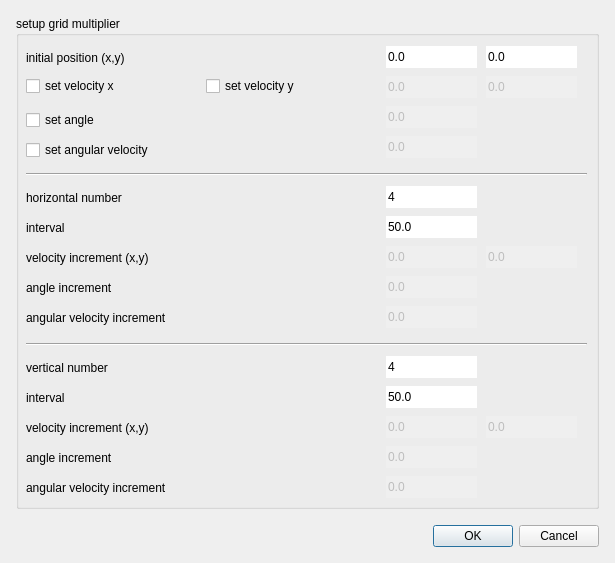
Qt form source/Gui/Dialogs/GridMultiplierDialog.ui (chrxh/alien) before a commit.
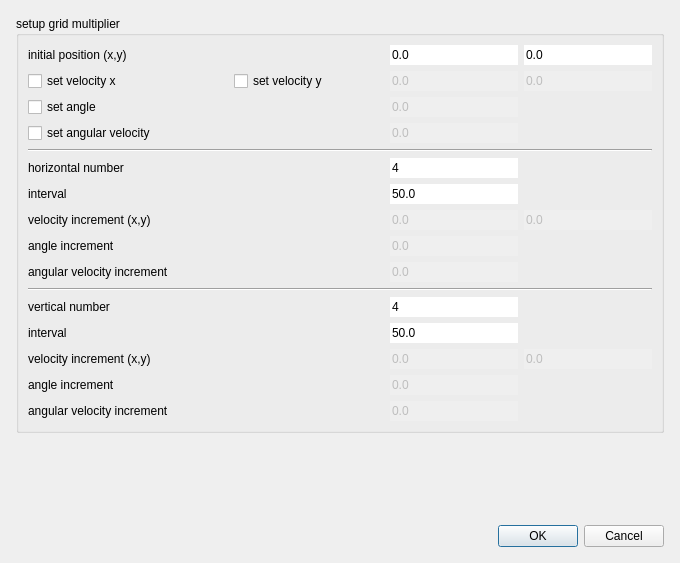
The same form after that commit.

Commit message: including thread information in grid dialog

```diff
--- a/source/Gui/Dialogs/GridMultiplierDialog.ui
+++ b/source/Gui/Dialogs/GridMultiplierDialog.ui
@@ -6,13 +6,13 @@
    <rect>
     <x>0</x>
     <y>0</y>
-    <width>615</width>
+    <width>680</width>
     <height>563</height>
    </rect>
   </property>
   <property name="minimumSize">
    <size>
-    <width>615</width>
+    <width>680</width>
     <height>563</height>
    </size>
   </property>
@@ -35,7 +35,7 @@
    <property name="spacing">
     <number>16</number>
    </property>
-   <item row="2" column="0">
+   <item row="3" column="0">
     <widget class="QDialogButtonBox" name="buttonBox">
      <property name="orientation">
       <enum>Qt::Horizontal</enum>
@@ -50,553 +50,358 @@
      <property name="title">
       <string>setup grid multiplier</string>
      </property>
-     <widget class="QLineEdit" name="horizontalNumberEdit">
-      <property name="geometry">
-       <rect>
-        <x>370</x>
-        <y>170</y>
-        <width>91</width>
-        <height>22</height>
-       </rect>
-      </property>
-      <property name="text">
-       <string>4</string>
-      </property>
-      <property name="frame">
-       <bool>false</bool>
-      </property>
-     </widget>
-     <widget class="QLabel" name="label">
-      <property name="geometry">
-       <rect>
-        <x>10</x>
-        <y>174</y>
-        <width>231</width>
-        <height>16</height>
-       </rect>
-      </property>
-      <property name="text">
-       <string>horizontal number</string>
-      </property>
-     </widget>
-     <widget class="QLabel" name="label_4">
-      <property name="geometry">
-       <rect>
-        <x>10</x>
-        <y>204</y>
-        <width>231</width>
-        <height>16</height>
-       </rect>
-      </property>
-      <property name="text">
-       <string>interval</string>
-      </property>
-     </widget>
-     <widget class="Line" name="line">
-      <property name="geometry">
-       <rect>
-        <x>10</x>
-        <y>150</y>
-        <width>561</width>
-        <height>16</height>
-       </rect>
-      </property>
-      <property name="orientation">
-       <enum>Qt::Horizontal</enum>
-      </property>
-     </widget>
-     <widget class="Line" name="line_2">
-      <property name="geometry">
-       <rect>
-        <x>10</x>
-        <y>320</y>
-        <width>561</width>
-        <height>16</height>
-       </rect>
-      </property>
-      <property name="orientation">
-       <enum>Qt::Horizontal</enum>
-      </property>
-     </widget>
-     <widget class="QLabel" name="label_5">
-      <property name="geometry">
-       <rect>
-        <x>10</x>
-        <y>234</y>
-        <width>231</width>
-        <height>16</height>
-       </rect>
-      </property>
-      <property name="text">
-       <string>velocity increment (x,y)</string>
-      </property>
-     </widget>
-     <widget class="QLabel" name="label_7">
-      <property name="geometry">
-       <rect>
-        <x>10</x>
-        <y>294</y>
-        <width>231</width>
-        <height>16</height>
-       </rect>
-      </property>
-      <property name="text">
-       <string>angular velocity increment</string>
-      </property>
-     </widget>
-     <widget class="QLineEdit" name="horIntervalEdit">
-      <property name="geometry">
-       <rect>
-        <x>370</x>
-        <y>200</y>
-        <width>91</width>
-        <height>22</height>
-       </rect>
-      </property>
-      <property name="text">
-       <string>50.0</string>
-      </property>
-      <property name="frame">
-       <bool>false</bool>
-      </property>
-     </widget>
-     <widget class="QLineEdit" name="horVelXIncEdit">
-      <property name="enabled">
-       <bool>false</bool>
-      </property>
-      <property name="geometry">
-       <rect>
-        <x>370</x>
-        <y>230</y>
-        <width>91</width>
-        <height>22</height>
-       </rect>
-      </property>
-      <property name="text">
-       <string>0.0</string>
-      </property>
-      <property name="frame">
-       <bool>false</bool>
-      </property>
-     </widget>
-     <widget class="QLineEdit" name="horVelYIncEdit">
-      <property name="enabled">
-       <bool>false</bool>
-      </property>
-      <property name="geometry">
-       <rect>
-        <x>470</x>
-        <y>230</y>
-        <width>91</width>
-        <height>22</height>
-       </rect>
-      </property>
-      <property name="text">
-       <string>0.0</string>
-      </property>
-      <property name="frame">
-       <bool>false</bool>
-      </property>
-     </widget>
-     <widget class="QLineEdit" name="horAngVelIncEdit">
-      <property name="enabled">
-       <bool>false</bool>
-      </property>
-      <property name="geometry">
-       <rect>
-        <x>370</x>
-        <y>290</y>
-        <width>91</width>
-        <height>22</height>
-       </rect>
-      </property>
-      <property name="text">
-       <string>0.0</string>
-      </property>
-      <property name="frame">
-       <bool>false</bool>
-      </property>
-     </widget>
-     <widget class="QLabel" name="label_8">
-      <property name="geometry">
-       <rect>
-        <x>10</x>
-        <y>34</y>
-        <width>231</width>
-        <height>16</height>
-       </rect>
-      </property>
-      <property name="text">
-       <string>initial position (x,y)</string>
-      </property>
-     </widget>
-     <widget class="QLineEdit" name="initialPosXEdit">
-      <property name="geometry">
-       <rect>
-        <x>370</x>
-        <y>30</y>
-        <width>91</width>
-        <height>22</height>
-       </rect>
-      </property>
-      <property name="text">
-       <string>0.0</string>
-      </property>
-      <property name="frame">
-       <bool>false</bool>
-      </property>
-     </widget>
-     <widget class="QLineEdit" name="initialPosYEdit">
-      <property name="geometry">
-       <rect>
-        <x>470</x>
-        <y>30</y>
-        <width>91</width>
-        <height>22</height>
-       </rect>
-      </property>
-      <property name="text">
-       <string>0.0</string>
-      </property>
-      <property name="frame">
-       <bool>false</bool>
-      </property>
-     </widget>
-     <widget class="QLabel" name="label_10">
-      <property name="geometry">
-       <rect>
-        <x>10</x>
-        <y>404</y>
-        <width>231</width>
-        <height>16</height>
-       </rect>
-      </property>
-      <property name="text">
-       <string>velocity increment (x,y)</string>
-      </property>
-     </widget>
-     <widget class="QLabel" name="label_11">
-      <property name="geometry">
-       <rect>
-        <x>10</x>
-        <y>464</y>
-        <width>231</width>
-        <height>16</height>
-       </rect>
-      </property>
-      <property name="text">
-       <string>angular velocity increment</string>
-      </property>
-     </widget>
-     <widget class="QLabel" name="label_2">
-      <property name="geometry">
-       <rect>
-        <x>10</x>
-        <y>344</y>
-        <width>231</width>
-        <height>16</height>
-       </rect>
-      </property>
-      <property name="text">
-       <string>vertical number</string>
-      </property>
-     </widget>
-     <widget class="QLineEdit" name="verticalNumberEdit">
-      <property name="geometry">
-       <rect>
-        <x>370</x>
-        <y>340</y>
-        <width>91</width>
-        <height>22</height>
-       </rect>
-      </property>
-      <property name="text">
-       <string>4</string>
-      </property>
-      <property name="frame">
-       <bool>false</bool>
-      </property>
-     </widget>
-     <widget class="QLineEdit" name="verVelXIncEdit">
-      <property name="enabled">
-       <bool>false</bool>
-      </property>
-      <property name="geometry">
-       <rect>
-        <x>370</x>
-        <y>400</y>
-        <width>91</width>
-        <height>22</height>
-       </rect>
-      </property>
-      <property name="text">
-       <string>0.0</string>
-      </property>
-      <property name="frame">
-       <bool>false</bool>
-      </property>
-     </widget>
-     <widget class="QLineEdit" name="verVelYIncEdit">
-      <property name="enabled">
-       <bool>false</bool>
-      </property>
-      <property name="geometry">
-       <rect>
-        <x>470</x>
-        <y>400</y>
-        <width>91</width>
-        <height>22</height>
-       </rect>
-      </property>
-      <property name="text">
-       <string>0.0</string>
-      </property>
-      <property name="frame">
-       <bool>false</bool>
-      </property>
-     </widget>
-     <widget class="QLabel" name="label_13">
-      <property name="geometry">
-       <rect>
-        <x>10</x>
-        <y>374</y>
-        <width>231</width>
-        <height>16</height>
-       </rect>
-      </property>
-      <property name="text">
-       <string>interval</string>
-      </property>
-     </widget>
-     <widget class="QLineEdit" name="verIntervalEdit">
-      <property name="geometry">
-       <rect>
-        <x>370</x>
-        <y>370</y>
-        <width>91</width>
-        <height>22</height>
-       </rect>
-      </property>
-      <property name="text">
-       <string>50.0</string>
-      </property>
-      <property name="frame">
-       <bool>false</bool>
-      </property>
-     </widget>
-     <widget class="QLineEdit" name="verAngVelIncEdit">
-      <property name="enabled">
-       <bool>false</bool>
-      </property>
-      <property name="geometry">
-       <rect>
-        <x>370</x>
-        <y>460</y>
-        <width>91</width>
-        <height>22</height>
-       </rect>
-      </property>
-      <property name="text">
-       <string>0.0</string>
-      </property>
-      <property name="frame">
-       <bool>false</bool>
-      </property>
-     </widget>
-     <widget class="QLineEdit" name="initialVelXEdit">
-      <property name="enabled">
-       <bool>false</bool>
-      </property>
-      <property name="geometry">
-       <rect>
-        <x>370</x>
-        <y>60</y>
-        <width>91</width>
-        <height>22</height>
-       </rect>
-      </property>
-      <property name="text">
-       <string>0.0</string>
-      </property>
-      <property name="frame">
-       <bool>false</bool>
-      </property>
-     </widget>
-     <widget class="QLineEdit" name="initialVelYEdit">
-      <property name="enabled">
-       <bool>false</bool>
-      </property>
-      <property name="geometry">
-       <rect>
-        <x>470</x>
-        <y>60</y>
-        <width>91</width>
-        <height>22</height>
-       </rect>
-      </property>
-      <property name="text">
-       <string>0.0</string>
-      </property>
-      <property name="frame">
-       <bool>false</bool>
-      </property>
-     </widget>
-     <widget class="QLineEdit" name="initialAngVelEdit">
-      <property name="enabled">
-       <bool>false</bool>
-      </property>
-      <property name="geometry">
-       <rect>
-        <x>370</x>
-        <y>120</y>
-        <width>91</width>
-        <height>22</height>
-       </rect>
-      </property>
-      <property name="text">
-       <string>0.0</string>
-      </property>
-      <property name="frame">
-       <bool>false</bool>
-      </property>
-     </widget>
-     <widget class="QCheckBox" name="velXCheckBox">
-      <property name="geometry">
-       <rect>
-        <x>10</x>
-        <y>60</y>
-        <width>161</width>
-        <height>20</height>
-       </rect>
-      </property>
-      <property name="text">
-       <string>set velocity x</string>
-      </property>
-     </widget>
-     <widget class="QCheckBox" name="velYCheckBox">
-      <property name="geometry">
-       <rect>
-        <x>190</x>
-        <y>60</y>
-        <width>151</width>
-        <height>20</height>
-       </rect>
-      </property>
-      <property name="text">
-       <string>set velocity y</string>
-      </property>
-     </widget>
-     <widget class="QCheckBox" name="angVelCheckBox">
-      <property name="geometry">
-       <rect>
-        <x>10</x>
-        <y>124</y>
-        <width>241</width>
-        <height>20</height>
-       </rect>
-      </property>
-      <property name="text">
-       <string>set angular velocity</string>
-      </property>
-     </widget>
-     <widget class="QCheckBox" name="angleCheckBox">
-      <property name="geometry">
-       <rect>
-        <x>10</x>
-        <y>94</y>
-        <width>241</width>
-        <height>20</height>
-       </rect>
-      </property>
-      <property name="text">
-       <string>set angle</string>
-      </property>
-     </widget>
-     <widget class="QLineEdit" name="initialAngleEdit">
-      <property name="enabled">
-       <bool>false</bool>
-      </property>
-      <property name="geometry">
-       <rect>
-        <x>370</x>
-        <y>90</y>
-        <width>91</width>
-        <height>22</height>
-       </rect>
-      </property>
-      <property name="text">
-       <string>0.0</string>
-      </property>
-      <property name="frame">
-       <bool>false</bool>
-      </property>
-     </widget>
-     <widget class="QLabel" name="label_9">
-      <property name="geometry">
-       <rect>
-        <x>10</x>
-        <y>264</y>
-        <width>231</width>
-        <height>16</height>
-       </rect>
-      </property>
-      <property name="text">
-       <string>angle increment</string>
-      </property>
-     </widget>
-     <widget class="QLineEdit" name="horAngleIncEdit">
-      <property name="enabled">
-       <bool>false</bool>
-      </property>
-      <property name="geometry">
-       <rect>
-        <x>370</x>
-        <y>260</y>
-        <width>91</width>
-        <height>22</height>
-       </rect>
-      </property>
-      <property name="text">
-       <string>0.0</string>
-      </property>
-      <property name="frame">
-       <bool>false</bool>
-      </property>
-     </widget>
-     <widget class="QLineEdit" name="verAngleIncEdit">
-      <property name="enabled">
-       <bool>false</bool>
-      </property>
-      <property name="geometry">
-       <rect>
-        <x>370</x>
-        <y>430</y>
-        <width>91</width>
-        <height>22</height>
-       </rect>
-      </property>
-      <property name="text">
-       <string>0.0</string>
-      </property>
-      <property name="frame">
-       <bool>false</bool>
-      </property>
-     </widget>
-     <widget class="QLabel" name="label_12">
-      <property name="geometry">
-       <rect>
-        <x>10</x>
-        <y>434</y>
-        <width>231</width>
-        <height>16</height>
-       </rect>
-      </property>
-      <property name="text">
-       <string>angle increment</string>
-      </property>
-     </widget>
+     <layout class="QGridLayout" name="gridLayout_2" columnminimumwidth="200,150,0,0">
+      <item row="0" column="0" colspan="2">
+       <widget class="QLabel" name="label_8">
+        <property name="text">
+         <string>initial position (x,y)</string>
+        </property>
+       </widget>
+      </item>
+      <item row="0" column="2">
+       <widget class="QLineEdit" name="initialPosXEdit">
+        <property name="text">
+         <string>0.0</string>
+        </property>
+        <property name="frame">
+         <bool>false</bool>
+        </property>
+       </widget>
+      </item>
+      <item row="0" column="3">
+       <widget class="QLineEdit" name="initialPosYEdit">
+        <property name="text">
+         <string>0.0</string>
+        </property>
+        <property name="frame">
+         <bool>false</bool>
+        </property>
+       </widget>
+      </item>
+      <item row="1" column="0">
+       <widget class="QCheckBox" name="velXCheckBox">
+        <property name="text">
+         <string>set velocity x</string>
+        </property>
+       </widget>
+      </item>
+      <item row="1" column="1">
+       <widget class="QCheckBox" name="velYCheckBox">
+        <property name="text">
+         <string>set velocity y</string>
+        </property>
+       </widget>
+      </item>
+      <item row="1" column="2">
+       <widget class="QLineEdit" name="initialVelXEdit">
+        <property name="enabled">
+         <bool>false</bool>
+        </property>
+        <property name="text">
+         <string>0.0</string>
+        </property>
+        <property name="frame">
+         <bool>false</bool>
+        </property>
+       </widget>
+      </item>
+      <item row="1" column="3">
+       <widget class="QLineEdit" name="initialVelYEdit">
+        <property name="enabled">
+         <bool>false</bool>
+        </property>
+        <property name="text">
+         <string>0.0</string>
+        </property>
+        <property name="frame">
+         <bool>false</bool>
+        </property>
+       </widget>
+      </item>
+      <item row="2" column="0" colspan="2">
+       <widget class="QCheckBox" name="angleCheckBox">
+        <property name="text">
+         <string>set angle</string>
+        </property>
+       </widget>
+      </item>
+      <item row="2" column="2">
+       <widget class="QLineEdit" name="initialAngleEdit">
+        <property name="enabled">
+         <bool>false</bool>
+        </property>
+        <property name="text">
+         <string>0.0</string>
+        </property>
+        <property name="frame">
+         <bool>false</bool>
+        </property>
+       </widget>
+      </item>
+      <item row="3" column="0" colspan="2">
+       <widget class="QCheckBox" name="angVelCheckBox">
+        <property name="text">
+         <string>set angular velocity</string>
+        </property>
+       </widget>
+      </item>
+      <item row="3" column="2">
+       <widget class="QLineEdit" name="initialAngVelEdit">
+        <property name="enabled">
+         <bool>false</bool>
+        </property>
+        <property name="text">
+         <string>0.0</string>
+        </property>
+        <property name="frame">
+         <bool>false</bool>
+        </property>
+       </widget>
+      </item>
+      <item row="4" column="0" colspan="4">
+       <widget class="Line" name="line">
+        <property name="orientation">
+         <enum>Qt::Horizontal</enum>
+        </property>
+       </widget>
+      </item>
+      <item row="5" column="0" colspan="2">
+       <widget class="QLabel" name="label">
+        <property name="text">
+         <string>horizontal number</string>
+        </property>
+       </widget>
+      </item>
+      <item row="5" column="2">
+       <widget class="QLineEdit" name="horizontalNumberEdit">
+        <property name="text">
+         <string>4</string>
+        </property>
+        <property name="frame">
+         <bool>false</bool>
+        </property>
+       </widget>
+      </item>
+      <item row="6" column="0" colspan="2">
+       <widget class="QLabel" name="label_4">
+        <property name="text">
+         <string>interval</string>
+        </property>
+       </widget>
+      </item>
+      <item row="6" column="2">
+       <widget class="QLineEdit" name="horIntervalEdit">
+        <property name="text">
+         <string>50.0</string>
+        </property>
+        <property name="frame">
+         <bool>false</bool>
+        </property>
+       </widget>
+      </item>
+      <item row="7" column="0" colspan="2">
+       <widget class="QLabel" name="label_5">
+        <property name="text">
+         <string>velocity increment (x,y)</string>
+        </property>
+       </widget>
+      </item>
+      <item row="7" column="2">
+       <widget class="QLineEdit" name="horVelXIncEdit">
+        <property name="enabled">
+         <bool>false</bool>
+        </property>
+        <property name="text">
+         <string>0.0</string>
+        </property>
+        <property name="frame">
+         <bool>false</bool>
+        </property>
+       </widget>
+      </item>
+      <item row="7" column="3">
+       <widget class="QLineEdit" name="horVelYIncEdit">
+        <property name="enabled">
+         <bool>false</bool>
+        </property>
+        <property name="text">
+         <string>0.0</string>
+        </property>
+        <property name="frame">
+         <bool>false</bool>
+        </property>
+       </widget>
+      </item>
+      <item row="8" column="0" colspan="2">
+       <widget class="QLabel" name="label_9">
+        <property name="text">
+         <string>angle increment</string>
+        </property>
+       </widget>
+      </item>
+      <item row="8" column="2">
+       <widget class="QLineEdit" name="horAngleIncEdit">
+        <property name="enabled">
+         <bool>false</bool>
+        </property>
+        <property name="text">
+         <string>0.0</string>
+        </property>
+        <property name="frame">
+         <bool>false</bool>
+        </property>
+       </widget>
+      </item>
+      <item row="9" column="0" colspan="2">
+       <widget class="QLabel" name="label_7">
+        <property name="text">
+         <string>angular velocity increment</string>
+        </property>
+       </widget>
+      </item>
+      <item row="9" column="2">
+       <widget class="QLineEdit" name="horAngVelIncEdit">
+        <property name="enabled">
+         <bool>false</bool>
+        </property>
+        <property name="text">
+         <string>0.0</string>
+        </property>
+        <property name="frame">
+         <bool>false</bool>
+        </property>
+       </widget>
+      </item>
+      <item row="10" column="0" colspan="4">
+       <widget class="Line" name="line_2">
+        <property name="orientation">
+         <enum>Qt::Horizontal</enum>
+        </property>
+       </widget>
+      </item>
+      <item row="11" column="0" colspan="2">
+       <widget class="QLabel" name="label_2">
+        <property name="text">
+         <string>vertical number</string>
+        </property>
+       </widget>
+      </item>
+      <item row="11" column="2">
+       <widget class="QLineEdit" name="verticalNumberEdit">
+        <property name="text">
+         <string>4</string>
+        </property>
+        <property name="frame">
+         <bool>false</bool>
+        </property>
+       </widget>
+      </item>
+      <item row="12" column="0" colspan="2">
+       <widget class="QLabel" name="label_13">
+        <property name="text">
+         <string>interval</string>
+        </property>
+       </widget>
+      </item>
+      <item row="12" column="2">
+       <widget class="QLineEdit" name="verIntervalEdit">
+        <property name="text">
+         <string>50.0</string>
+        </property>
+        <property name="frame">
+         <bool>false</bool>
+        </property>
+       </widget>
+      </item>
+      <item row="13" column="0" colspan="2">
+       <widget class="QLabel" name="label_10">
+        <property name="text">
+         <string>velocity increment (x,y)</string>
+        </property>
+       </widget>
+      </item>
+      <item row="13" column="2">
+       <widget class="QLineEdit" name="verVelXIncEdit">
+        <property name="enabled">
+         <bool>false</bool>
+        </property>
+        <property name="text">
+         <string>0.0</string>
+        </property>
+        <property name="frame">
+         <bool>false</bool>
+        </property>
+       </widget>
+      </item>
+      <item row="13" column="3">
+       <widget class="QLineEdit" name="verVelYIncEdit">
+        <property name="enabled">
+         <bool>false</bool>
+        </property>
+        <property name="text">
+         <string>0.0</string>
+        </property>
+        <property name="frame">
+         <bool>false</bool>
+        </property>
+       </widget>
+      </item>
+      <item row="14" column="0" colspan="2">
+       <widget class="QLabel" name="label_12">
+        <property name="text">
+         <string>angle increment</string>
+        </property>
+       </widget>
+      </item>
+      <item row="14" column="2">
+       <widget class="QLineEdit" name="verAngleIncEdit">
+        <property name="enabled">
+         <bool>false</bool>
+        </property>
+        <property name="text">
+         <string>0.0</string>
+        </property>
+        <property name="frame">
+         <bool>false</bool>
+        </property>
+       </widget>
+      </item>
+      <item row="15" column="0" colspan="2">
+       <widget class="QLabel" name="label_11">
+        <property name="text">
+         <string>angular velocity increment</string>
+        </property>
+       </widget>
+      </item>
+      <item row="15" column="2">
+       <widget class="QLineEdit" name="verAngVelIncEdit">
+        <property name="enabled">
+         <bool>false</bool>
+        </property>
+        <property name="text">
+         <string>0.0</string>
+        </property>
+        <property name="frame">
+         <bool>false</bool>
+        </property>
+       </widget>
+      </item>
+     </layout>
     </widget>
    </item>
+   <item row="2" column="0">
+    <spacer name="verticalSpacer">
+     <property name="orientation">
+      <enum>Qt::Vertical</enum>
+     </property>
+     <property name="sizeHint" stdset="0">
+      <size>
+       <width>20</width>
+       <height>40</height>
+      </size>
+     </property>
+    </spacer>
+   </item>
   </layout>
  </widget>
  <tabstops>
```
The commit also changes 10 other files.
